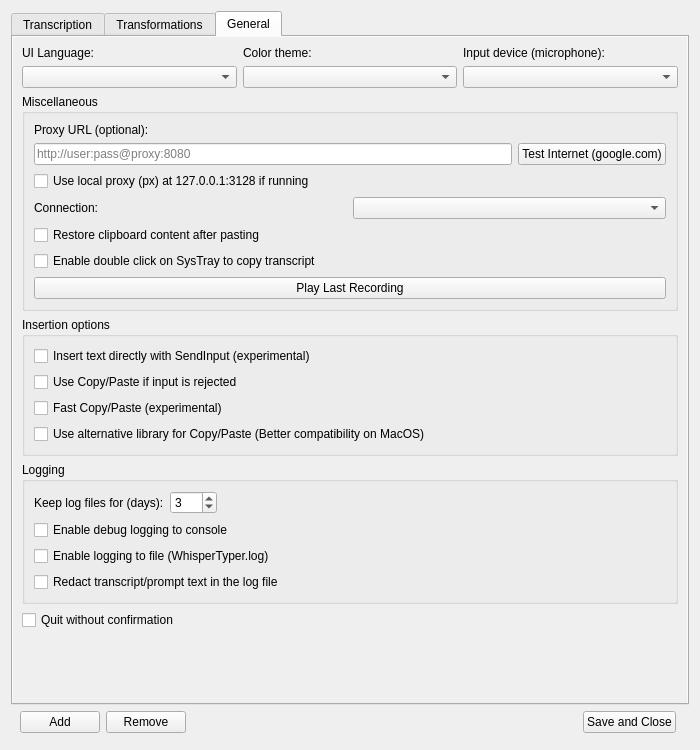
Old version of the form app/resources/main_window.ui in the repository bjspi/WhisperTyper.
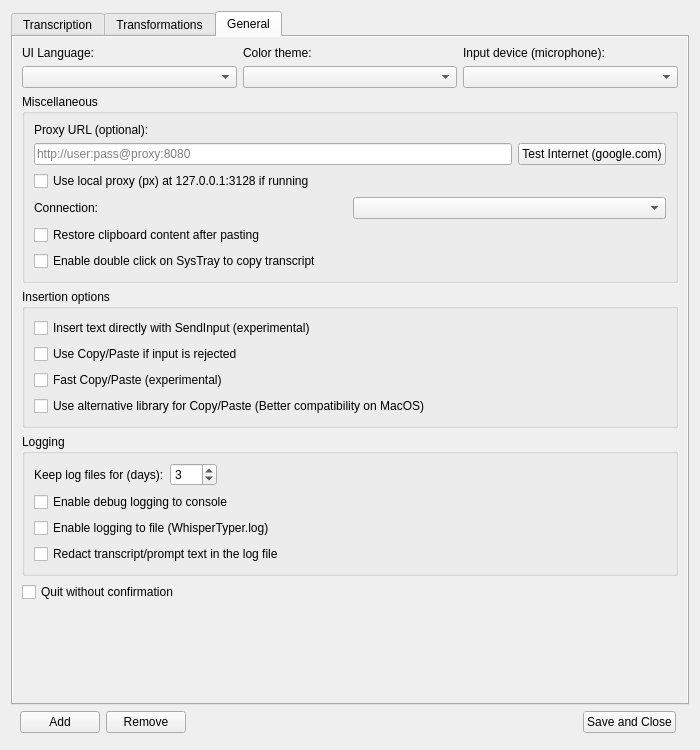
New version of the form. The open tabs and pages were chosen to show the change.

```diff
--- a/app/resources/main_window.ui
+++ b/app/resources/main_window.ui
@@ -922,13 +922,6 @@
             </property>
            </widget>
           </item>
-          <item>
-           <widget class="QPushButton" name="play_g_button">
-            <property name="text">
-             <string>Play Last Recording</string>
-            </property>
-           </widget>
-          </item>
          </layout>
         </widget>
        </item>
```
